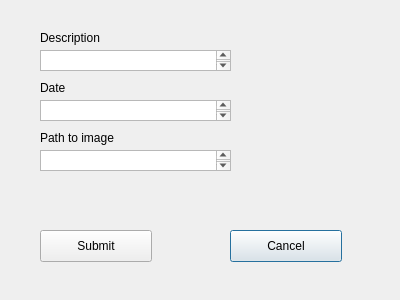
Above: forms/addradiographdialog.ui from DINOZYAVIER/hospital-manager before the change. Below: the same form after it.
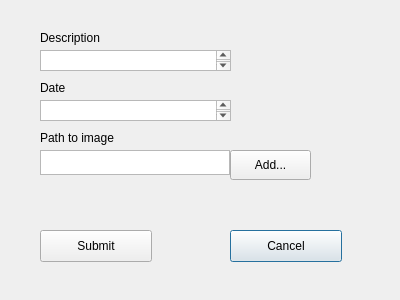
That is the form after the change.

```diff
--- a/forms/addradiographdialog.ui
+++ b/forms/addradiographdialog.ui
@@ -73,8 +73,8 @@
     <rect>
      <x>40</x>
      <y>150</y>
-     <width>191</width>
-     <height>21</height>
+     <width>190</width>
+     <height>25</height>
     </rect>
    </property>
    <property name="sizePolicy">
@@ -83,6 +83,12 @@
      <verstretch>0</verstretch>
     </sizepolicy>
    </property>
+   <property name="maximumSize">
+    <size>
+     <width>190</width>
+     <height>30</height>
+    </size>
+   </property>
   </widget>
   <widget class="QTextEdit" name="textEditDescription">
    <property name="geometry">
@@ -120,6 +126,19 @@
     <string>Path to image</string>
    </property>
   </widget>
+  <widget class="QPushButton" name="AddPathButton">
+   <property name="geometry">
+    <rect>
+     <x>230</x>
+     <y>150</y>
+     <width>81</width>
+     <height>30</height>
+    </rect>
+   </property>
+   <property name="text">
+    <string>Add...</string>
+   </property>
+  </widget>
  </widget>
  <resources/>
  <connections/>
```
